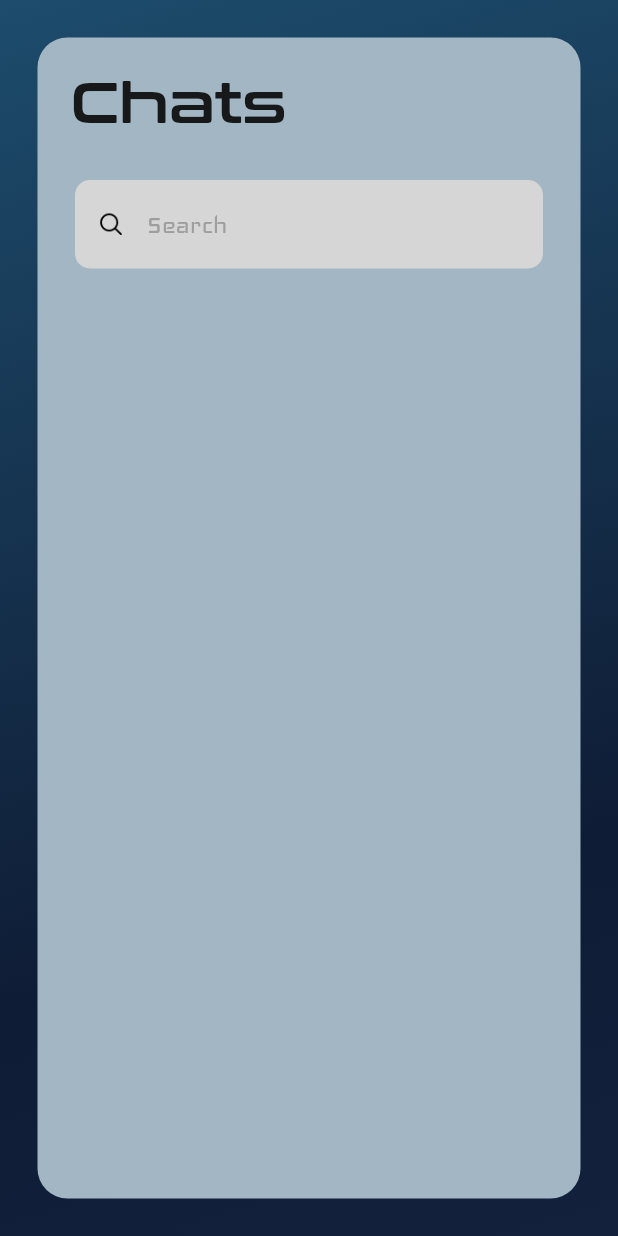
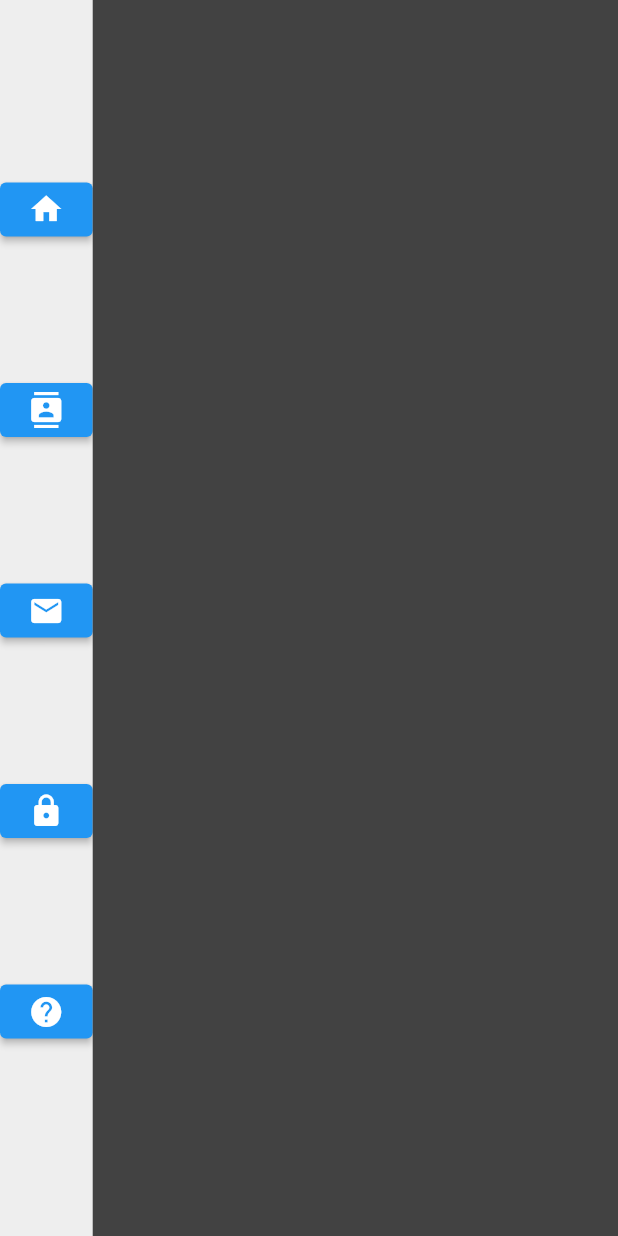
Before and after one commit to orderlyFlow/OrderlyFlow, a Flutter app: the screen it shows after launch, on a phone screen of 412 x 824 dp. Run offline on Flutter 3.47's test engine with Material 2 defaults, Android fonts, the phone set to English and light mode, and no system bars.

Commit message:
ADD main page

```diff
--- a/orderlyflow/lib/main.dart
+++ b/orderlyflow/lib/main.dart
@@ -1,12 +1,12 @@
 import 'package:flutter/material.dart';
 import 'LogIn/log_in.dart';
-import 'chatPage.dart';
+import 'main_page.dart';
 
 void main() {
   runApp(MaterialApp(
     initialRoute: '/',
     routes: {
-      '/': (context) => chatPage(),
+      '/': (context) => mainPage(),
     },
   ));
 }
--- /dev/null
+++ b/orderlyflow/lib/main_page.dart
@@ -0,0 +1,53 @@
+// ignore: file_names
+import 'package:flutter/material.dart';
+
+class mainPage extends StatelessWidget {
+  @override
+  Widget build(BuildContext context) {
+    return Scaffold(
+      body: Row(
+        children: <Widget>[
+          Container(
+            width: MediaQuery.of(context).size.width * 0.15,
+            decoration: BoxDecoration(
+              color: Colors.grey[200],
+            ),
+            child: Column(
+              mainAxisAlignment: MainAxisAlignment.spaceBetween,
+              children: <Widget>[
+                SizedBox(height: 30),
+                ElevatedButton(
+                  onPressed: () => Navigator.pushNamed(context, '/home'),
+                  child: Icon(Icons.home),
+                ),
+                ElevatedButton(
+                  onPressed: () => Navigator.pushNamed(context, '/contact'),
+                  child: Icon(Icons.contacts),
+                ),
+                ElevatedButton(
+                  onPressed: () => Navigator.pushNamed(context, '/email'),
+                  child: Icon(Icons.email),
+                ),
+                ElevatedButton(
+                  onPressed: () => Navigator.pushNamed(context, '/password'),
+                  child: Icon(Icons.lock),
+                ),
+                ElevatedButton(
+                  onPressed: () => Navigator.pushNamed(context, '/help'),
+                  child: Icon(Icons.help),
+                ),
+                SizedBox(height: 40),
+              ],
+            ),
+          ),
+          Container(
+            width: MediaQuery.of(context).size.width * 0.85,
+            decoration: BoxDecoration(
+              color: Colors.grey[800],
+            ),
+          ),
+        ],
+      ),
+    );
+  }
+}
```
Also changed, not shown: orderlyflow/lib/mainPage widgets/annoucement.dart (added), orderlyflow/lib/mainPage widgets/calendar.dart (added), orderlyflow/lib/mainPage widgets/inbox.dart (added), orderlyflow/lib/mainPage widgets/tasks.dart (added), 1 other file.
